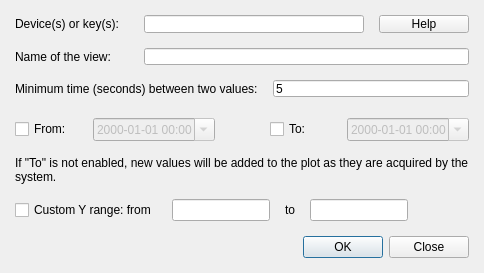
This is lib/nicos/gui/panels/history_new.ui in mlz-ictrl/nicos as Qt 5 draws it before an edit. The edited form follows.
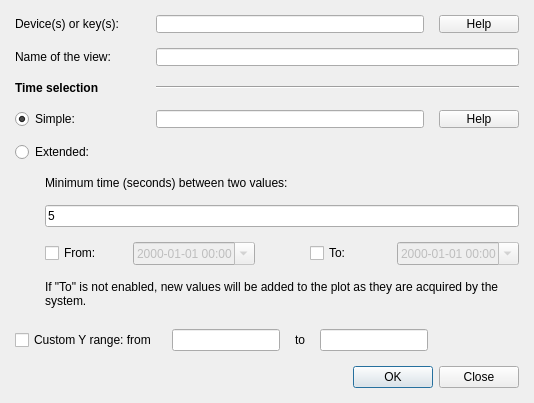
This is the edited form.

Commit message: gui: add easier selection of history events

```diff
--- a/lib/nicos/gui/panels/history_new.ui
+++ b/lib/nicos/gui/panels/history_new.ui
@@ -6,8 +6,8 @@
    <rect>
     <x>0</x>
     <y>0</y>
-    <width>484</width>
-    <height>248</height>
+    <width>534</width>
+    <height>341</height>
    </rect>
   </property>
   <property name="windowTitle">
@@ -16,9 +16,6 @@
   <layout class="QVBoxLayout" name="verticalLayout">
    <item>
     <layout class="QGridLayout" name="gridLayout">
-     <property name="bottomMargin">
-      <number>6</number>
-     </property>
      <item row="0" column="0">
       <widget class="QLabel" name="label">
        <property name="text">
@@ -33,20 +30,6 @@
        </property>
       </widget>
      </item>
-     <item row="2" column="0" colspan="2">
-      <widget class="QLabel" name="label_4">
-       <property name="text">
-        <string>Minimum time (seconds) between two values:</string>
-       </property>
-      </widget>
-     </item>
-     <item row="2" column="2" colspan="2">
-      <widget class="QLineEdit" name="interval">
-       <property name="text">
-        <string>5</string>
-       </property>
-      </widget>
-     </item>
      <item row="1" column="1" colspan="3">
       <widget class="QLineEdit" name="namebox"/>
      </item>
@@ -56,7 +39,60 @@
      <item row="0" column="3">
       <widget class="QPushButton" name="helpButton">
        <property name="sizePolicy">
-        <sizepolicy hsizetype="Preferred" vsizetype="Fixed">
+        <sizepolicy hsizetype="Fixed" vsizetype="Fixed">
+         <horstretch>0</horstretch>
+         <verstretch>0</verstretch>
+        </sizepolicy>
+       </property>
+       <property name="text">
+        <string>Help</string>
+       </property>
+      </widget>
+     </item>
+     <item row="3" column="0">
+      <widget class="QRadioButton" name="simpleTime">
+       <property name="text">
+        <string>Simple:</string>
+       </property>
+       <property name="checked">
+        <bool>true</bool>
+       </property>
+      </widget>
+     </item>
+     <item row="2" column="0">
+      <widget class="QLabel" name="label_6">
+       <property name="font">
+        <font>
+         <weight>75</weight>
+         <bold>true</bold>
+        </font>
+       </property>
+       <property name="text">
+        <string>Time selection</string>
+       </property>
+      </widget>
+     </item>
+     <item row="3" column="1" colspan="2">
+      <widget class="QLineEdit" name="simpleTimeSpec"/>
+     </item>
+     <item row="4" column="0">
+      <widget class="QRadioButton" name="extTime">
+       <property name="text">
+        <string>Extended:</string>
+       </property>
+      </widget>
+     </item>
+     <item row="2" column="1" colspan="3">
+      <widget class="Line" name="line">
+       <property name="orientation">
+        <enum>Qt::Horizontal</enum>
+       </property>
+      </widget>
+     </item>
+     <item row="3" column="3">
+      <widget class="QPushButton" name="simpleHelpButton">
+       <property name="sizePolicy">
+        <sizepolicy hsizetype="Fixed" vsizetype="Fixed">
          <horstretch>0</horstretch>
          <verstretch>0</verstretch>
         </sizepolicy>
@@ -67,6 +103,43 @@
       </widget>
      </item>
     </layout>
+   </item>
+   <item>
+    <layout class="QHBoxLayout" name="horizontalLayout_3">
+     <property name="bottomMargin">
+      <number>6</number>
+     </property>
+     <item>
+      <spacer name="horizontalSpacer_4">
+       <property name="orientation">
+        <enum>Qt::Horizontal</enum>
+       </property>
+       <property name="sizeType">
+        <enum>QSizePolicy::Fixed</enum>
+       </property>
+       <property name="sizeHint" stdset="0">
+        <size>
+         <width>30</width>
+         <height>20</height>
+        </size>
+       </property>
+      </spacer>
+     </item>
+     <item>
+      <layout class="QVBoxLayout" name="verticalLayout_2">
+       <item>
+        <widget class="QLabel" name="label_4">
+         <property name="text">
+          <string>Minimum time (seconds) between two values:</string>
+         </property>
+        </widget>
+       </item>
+       <item>
+        <widget class="QLineEdit" name="interval">
+         <property name="text">
+          <string>5</string>
+         </property>
+        </widget>
    </item>
    <item>
     <layout class="QHBoxLayout" name="horizontalLayout">
@@ -138,6 +211,10 @@
      </property>
     </widget>
    </item>
+      </layout>
+     </item>
+    </layout>
+   </item>
    <item>
     <layout class="QHBoxLayout" name="horizontalLayout_2">
      <item>
```
Left out of the diff: 1 changed line with no effect on the pictures. Lines whose indentation alone changed are shown as unchanged. The commit also changes 2 other files.
